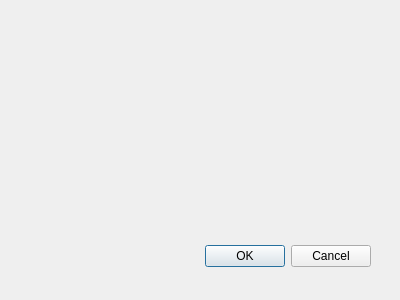
Qt form wtyczka_projekt_gk_lp/wtyczka_projekt_gk_lp_dialog_base.ui (GabrielaKaczmarek/Wtyczka_qgis) before a commit.
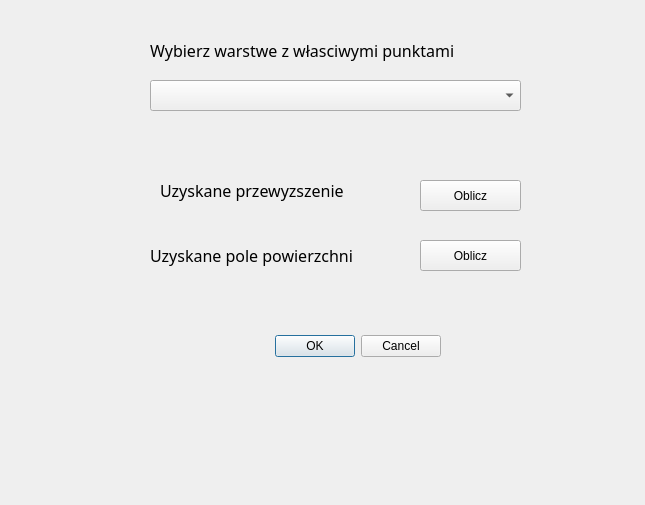
The same form after that commit. Custom widgets are drawn as their Qt base class.

Commit message: Ustawienie graficzne wtyczki

```diff
--- a/wtyczka_projekt_gk_lp/wtyczka_projekt_gk_lp_dialog_base.ui
+++ b/wtyczka_projekt_gk_lp/wtyczka_projekt_gk_lp_dialog_base.ui
@@ -1,22 +1,22 @@
 <ui version="4.0" >
  <class>WtyczkaProjektGKLPDialogBase</class>
- <widget class="QDialog" name="WtyczkaProjektGKLPDialogBase" >
-  <property name="geometry" >
+ <widget class="QDialog" name="WtyczkaProjektGKLPDialogBase">
+  <property name="geometry">
    <rect>
     <x>0</x>
     <y>0</y>
-    <width>400</width>
-    <height>300</height>
+    <width>645</width>
+    <height>505</height>
    </rect>
   </property>
   <property name="windowTitle" >
    <string>Wtyczka GK LP</string>
   </property>
-  <widget class="QDialogButtonBox" name="button_box" >
-   <property name="geometry" >
+  <widget class="QDialogButtonBox" name="button_box">
+   <property name="geometry">
     <rect>
-     <x>30</x>
-     <y>240</y>
+     <x>100</x>
+     <y>330</y>
      <width>341</width>
      <height>32</height>
     </rect>
@@ -28,7 +28,107 @@
     <set>QDialogButtonBox::Cancel|QDialogButtonBox::Ok</set>
    </property>
   </widget>
+  <widget class="QLabel" name="label_h">
+   <property name="geometry">
+    <rect>
+     <x>160</x>
+     <y>170</y>
+     <width>251</width>
+     <height>41</height>
+    </rect>
+   </property>
+   <property name="font">
+    <font>
+     <family>Rockwell</family>
+     <pointsize>12</pointsize>
+    </font>
+   </property>
+   <property name="text">
+    <string>Uzyskane przewyzszenie</string>
+   </property>
+  </widget>
+  <widget class="QPushButton" name="pushButton_h">
+   <property name="geometry">
+    <rect>
+     <x>420</x>
+     <y>180</y>
+     <width>101</width>
+     <height>31</height>
+    </rect>
+   </property>
+   <property name="text">
+    <string>Oblicz</string>
+   </property>
+  </widget>
+  <widget class="QPushButton" name="pushButton_p">
+   <property name="geometry">
+    <rect>
+     <x>420</x>
+     <y>240</y>
+     <width>101</width>
+     <height>31</height>
+    </rect>
+   </property>
+   <property name="text">
+    <string>Oblicz</string>
+   </property>
+  </widget>
+  <widget class="QLabel" name="label_p">
+   <property name="geometry">
+    <rect>
+     <x>150</x>
+     <y>230</y>
+     <width>251</width>
+     <height>51</height>
+    </rect>
+   </property>
+   <property name="font">
+    <font>
+     <family>Rockwell</family>
+     <pointsize>12</pointsize>
+    </font>
+   </property>
+   <property name="text">
+    <string>Uzyskane pole powierzchni</string>
+   </property>
+  </widget>
+  <widget class="QgsMapLayerComboBox" name="wybierz_warstwy">
+   <property name="geometry">
+    <rect>
+     <x>150</x>
+     <y>80</y>
+     <width>371</width>
+     <height>31</height>
+    </rect>
+   </property>
+  </widget>
+  <widget class="QLabel" name="label_w">
+   <property name="geometry">
+    <rect>
+     <x>150</x>
+     <y>40</y>
+     <width>391</width>
+     <height>21</height>
+    </rect>
+   </property>
+   <property name="font">
+    <font>
+     <family>Rockwell</family>
+     <pointsize>12</pointsize>
+    </font>
+   </property>
+   <property name="text">
+    <string>Wybierz warstwe z własciwymi punktami</string>
+   </property>
+  </widget>
  </widget>
+ <customwidgets>
+  <customwidget>
+   <class>QgsMapLayerComboBox</class>
+   <extends>QComboBox</extends>
+   <header>qgsmaplayercombobox.h</header>
+  </customwidget>
+ </customwidgets>
  <resources/>
  <connections>
   <connection>
```
Left out of the diff: 33 changed lines with no effect on the pictures. The commit also changes 1 other file.
